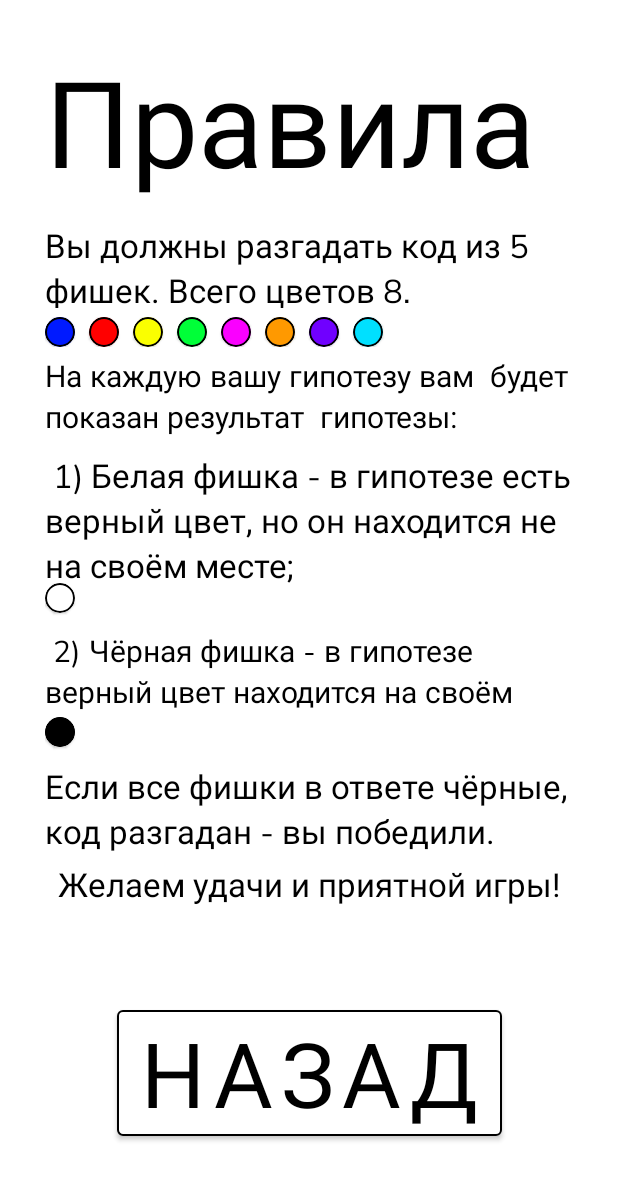
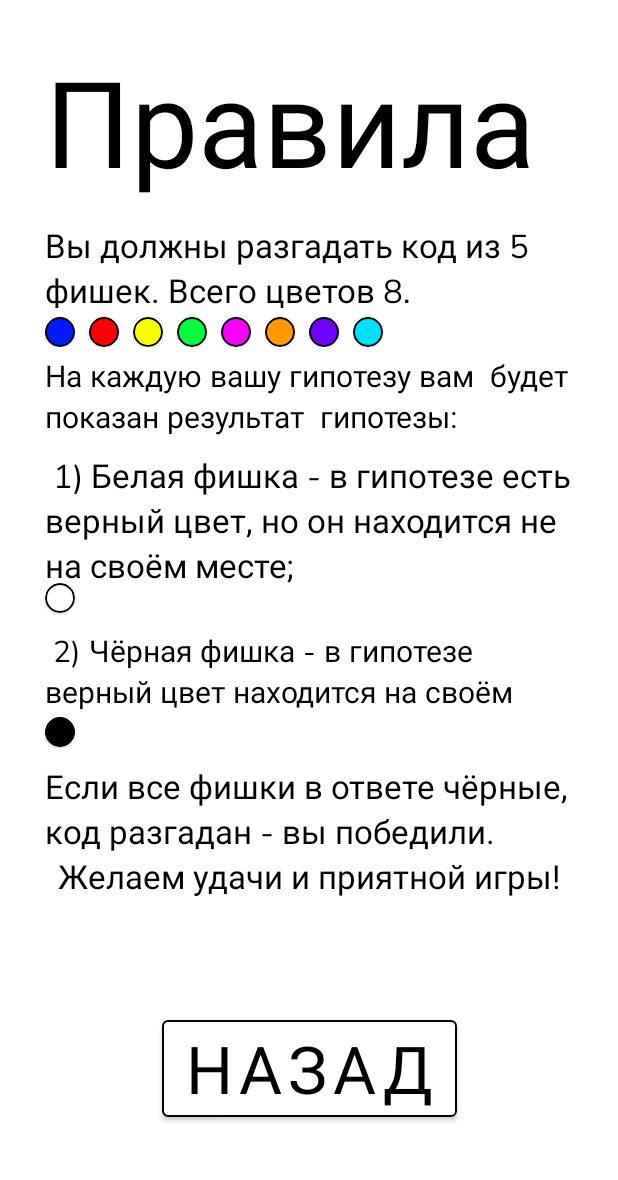
Before and after one commit to Forgotten-Phantom/Game-Logic-, an Android app: the RulesActivity screen opened directly, with no data from a screen before it, on a phone screen of 412 x 824 dp. Shown: the top 1180 px of the screen. Run offline under Robolectric (Android 15) with nearby library versions, the phone set to English and light mode, and no system bars.

Commit message:
add some layout changes

```diff
--- a/app/src/main/res/layout/activity_game.xml
+++ b/app/src/main/res/layout/activity_game.xml
@@ -292,6 +292,7 @@
             android:layout_height="match_parent">
 
             <com.google.android.material.card.MaterialCardView
+                android:id="@+id/purpleCircle"
                 android:layout_width="30dp"
                 android:layout_height="30dp"
                 android:backgroundTint="#7000FF"
@@ -326,6 +327,7 @@
         android:layout_width="wrap_content"
         android:layout_height="wrap_content"
         android:layout_marginStart="30dp"
+        android:layout_marginTop="18dp"
         android:layout_marginBottom="45dp"
         android:orientation="horizontal"
         app:layout_constraintBottom_toTopOf="@+id/red"
--- a/app/src/main/res/layout/activity_rules.xml
+++ b/app/src/main/res/layout/activity_rules.xml
@@ -101,7 +101,6 @@
         android:layout_width="wrap_content"
         android:layout_height="wrap_content"
         android:layout_marginStart="30dp"
-        android:layout_marginTop="5dp"
         android:layout_marginEnd="30dp"
         android:fontFamily="@font/nunito_sans"
         android:text="Желаем удачи и приятной игры!"
@@ -121,7 +120,7 @@
         android:fontFamily="@font/nunito_sans"
         android:text="Назад"
         android:textColor="#000000"
-        android:textSize="60sp"
+        android:textSize="44sp"
         app:layout_constraintBottom_toBottomOf="parent"
         app:layout_constraintEnd_toEndOf="parent"
         app:layout_constraintStart_toStartOf="parent"
```
